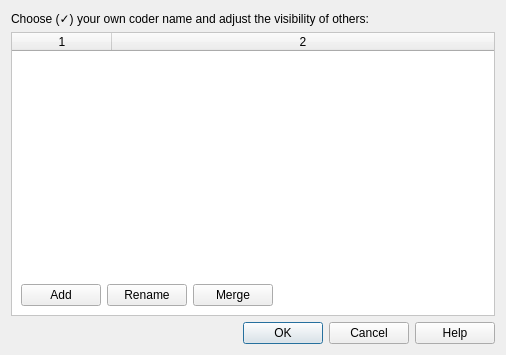
This is src/GUI_UIs/ui_dialog_coder_names.ui in ccbogel/QualCoder as Qt 5 draws it before an edit. The edited form follows.
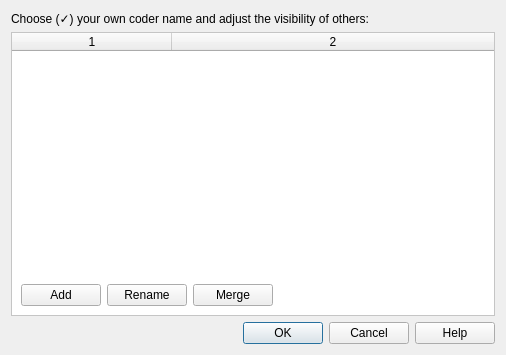
This is the edited form.

```diff
--- a/src/GUI_UIs/ui_dialog_coder_names.ui
+++ b/src/GUI_UIs/ui_dialog_coder_names.ui
@@ -88,6 +88,9 @@
         <attribute name="horizontalHeaderCascadingSectionResizes">
          <bool>false</bool>
         </attribute>
+        <attribute name="horizontalHeaderDefaultSectionSize">
+         <number>160</number>
+        </attribute>
         <attribute name="horizontalHeaderStretchLastSection">
          <bool>true</bool>
         </attribute>
```
